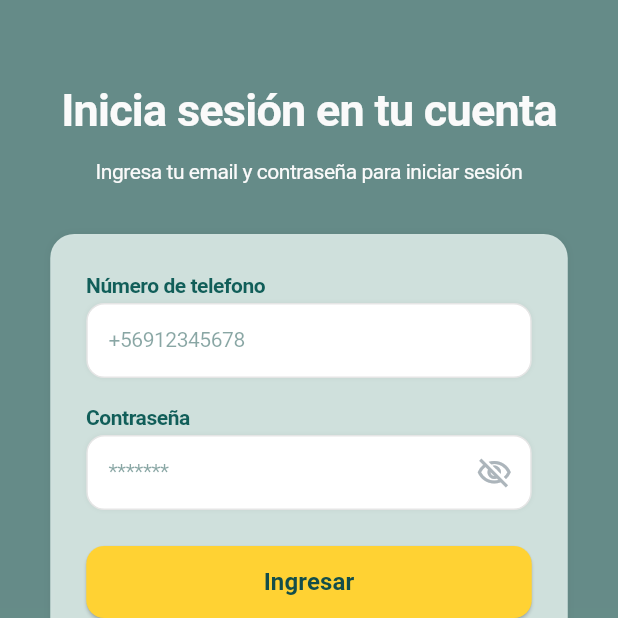
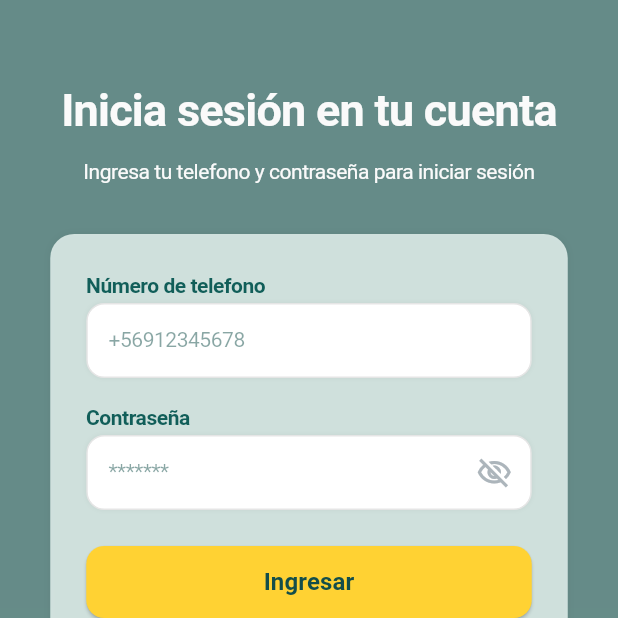
Before and after one commit to sadddge/InfraCheck, a Flutter app: the screen it shows after launch, on a phone screen of 412 x 824 dp, the top half of it. Run offline on Flutter 3.47's test engine with Material 3 defaults, Android fonts, the phone set to English and light mode, and no system bars; our stand-ins replace equatable, flutter_secure_storage, geolocator, go_router, google_maps_flutter, permission_handler; accounts and stored records are empty.

Commit message:
fix: Correct login message to reflect use of phone number

```diff
--- a/frontend/lib/features/auth/presentation/login_screen.dart
+++ b/frontend/lib/features/auth/presentation/login_screen.dart
@@ -178,7 +178,7 @@ class _LoginScreenState extends State<LoginScreen> {
                         ),
                         const SizedBox(height: 12),
                         Text(
-                          'Ingresa tu email y contraseña para iniciar sesión',
+                          'Ingresa tu telefono y contraseña para iniciar sesión',
                           style: AppTextStyles.subtitle,
                           textAlign: TextAlign.center,
                         ),
```
